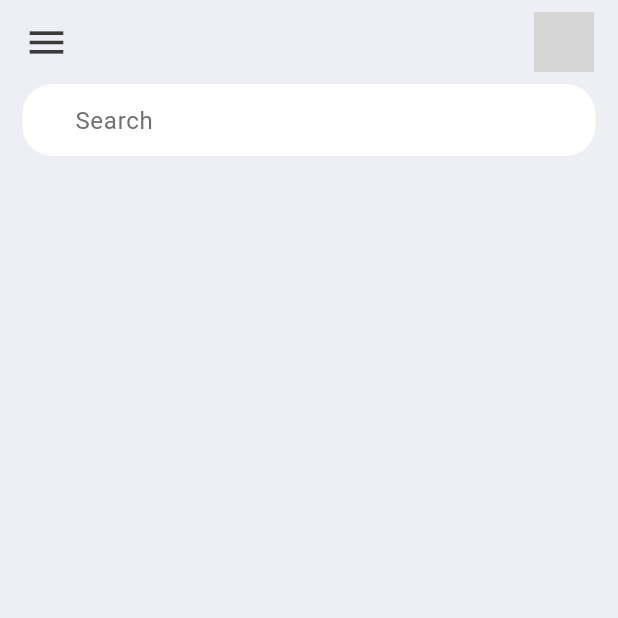
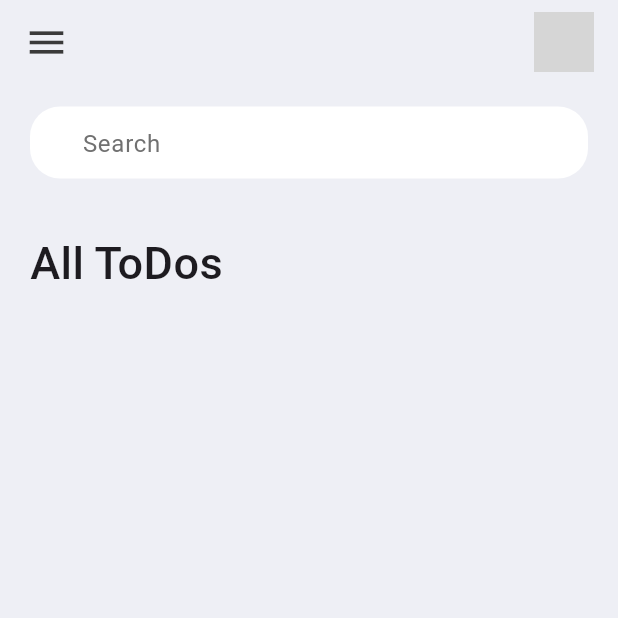
Before and after one commit to Nithish11/Cognorise_infor-intrn, a Flutter app: the screen it shows after launch, on a phone screen of 412 x 824 dp, the top half of it. Run offline on Flutter 3.47's test engine with Material 3 defaults, Android fonts, the phone set to English and light mode, and no system bars; grey boxes are pictures that could not be loaded.

Commit message:
feat:added the list

```diff
--- a/todo_list/lib/screens/home.dart
+++ b/todo_list/lib/screens/home.dart
@@ -1,3 +1,4 @@
+import 'package:flutter/cupertino.dart';
 import 'package:flutter/material.dart';
 import 'package:flutter/widgets.dart';
 import 'package:todo_list/constants/colors.dart';
@@ -16,11 +17,37 @@ class _todolistState extends State<todolist> {
       backgroundColor: tdBGColor,
       appBar: appbar(),
       body: Container(
-        padding: EdgeInsets.symmetric(horizontal: 15),
+        padding: EdgeInsets.symmetric(horizontal: 20, vertical: 15),
         child: Column(
           children: [
+            searchBox(),
+            Expanded(
+              child: ListView(
+                children: [
                   Container(
-              padding: EdgeInsets.symmetric(horizontal: 15,),
+                    margin: EdgeInsets.only(top: 35,bottom: 20),
+                    child: Text(
+                      "All ToDos",
+                      style: TextStyle(
+                        fontSize: 30,
+                        fontWeight: FontWeight.w500,
+                      ),
+                    ),
+                  )
+                ],
+              ),
+            )
+          ],
+        ),
+      ),
+    );
+  }
+
+  Widget searchBox() {
+    return Container(
+      padding: EdgeInsets.symmetric(
+        horizontal: 15,
+      ),
       decoration: BoxDecoration(
           color: Colors.white, borderRadius: BorderRadius.circular(20)),
       child: const TextField(
@@ -31,15 +58,10 @@ class _todolistState extends State<todolist> {
               color: tdBlack,
               size: 20,
             ),
-                    prefixIconConstraints: BoxConstraints(maxHeight: 20,minWidth: 25),
+            prefixIconConstraints: BoxConstraints(maxHeight: 20, minWidth: 25),
             border: InputBorder.none,
             hintText: 'Search',
-                    hintStyle: TextStyle(color: tdGrey)
-                    ),
-              ),
-            )
-          ],
-        ),
+            hintStyle: TextStyle(color: tdGrey)),
       ),
     );
   }
```
Lines whose indentation alone changed are shown as unchanged.
